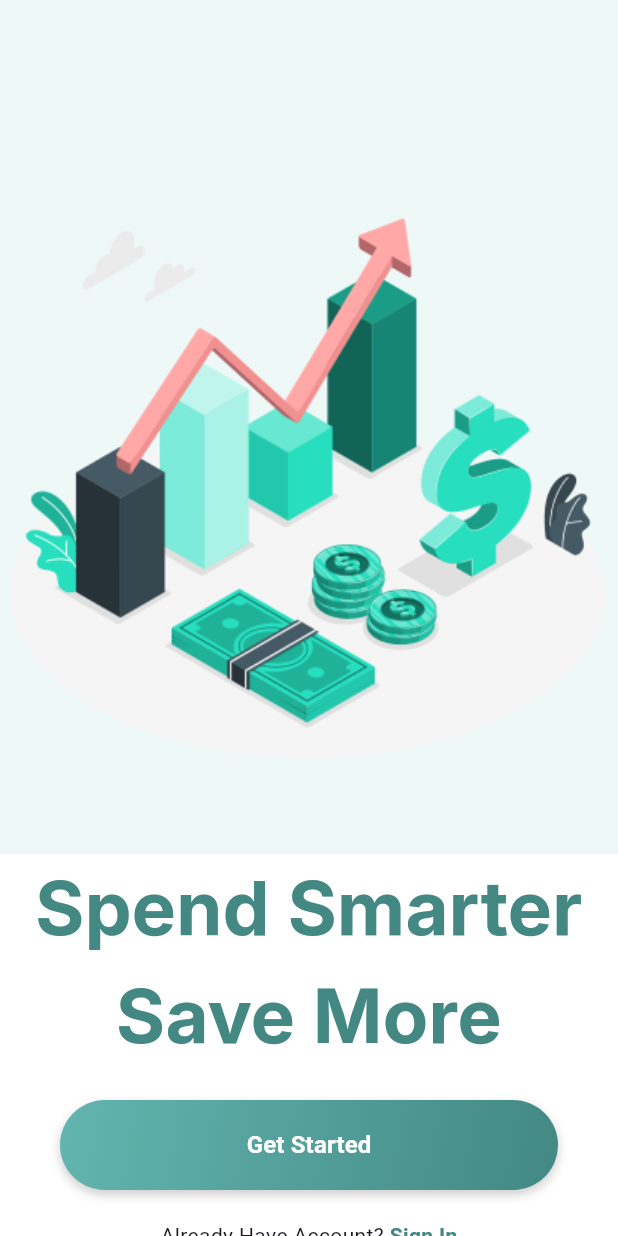
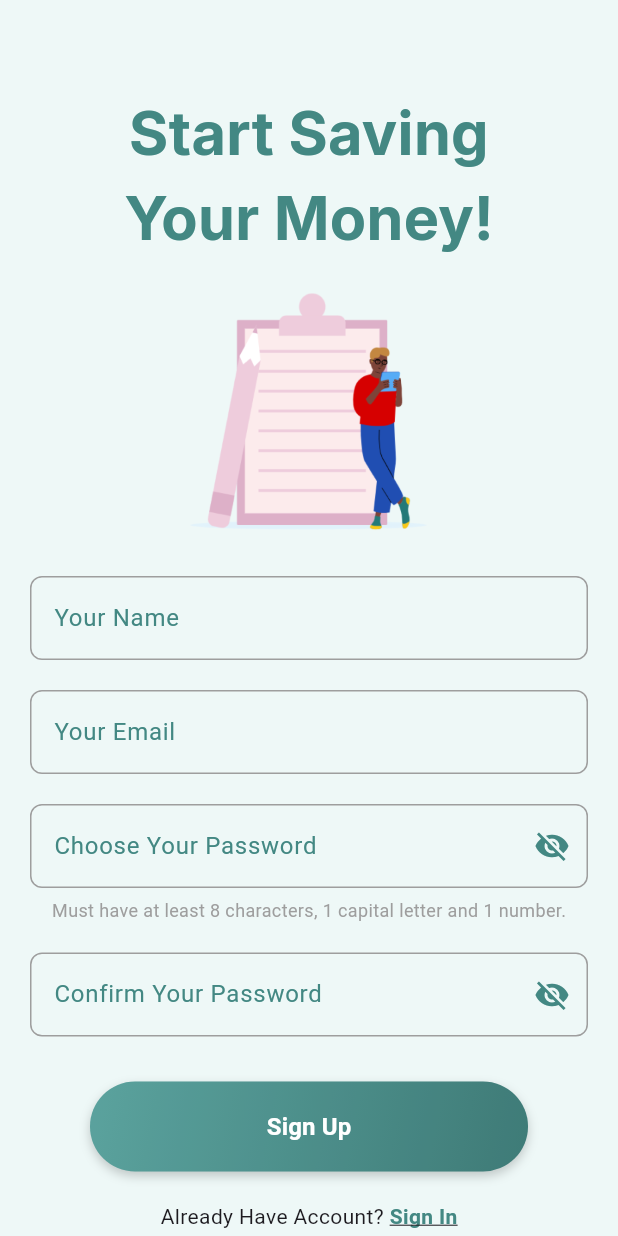
Before and after one commit to VictoriaShirleyUnifei/MyFinances, a Flutter app: the screen it shows after launch, on a phone screen of 412 x 824 dp. Run offline on Flutter 3.47's test engine with Material 3 defaults, Android fonts, the phone set to English and light mode, and no system bars; drawn by our look-alikes of reactive_forms; our stand-ins replace flutter_svg, logger.

Commit message:
feature: Tela de cadastro

```diff
--- a/lib/app.dart
+++ b/lib/app.dart
@@ -1,6 +1,5 @@
 import 'package:flutter/material.dart';
-import 'package:my_finances/features/onboarding/onboarding_page.dart';
-//import 'package:my_finances/features/onboarding/onboarding_page.dart';
+import 'package:my_finances/features/sign_up/sign_up_page.dart';
 
 class App extends StatelessWidget {
   const App({super.key});
@@ -8,7 +7,7 @@ class App extends StatelessWidget {
   @override
   Widget build(BuildContext context) {
     return MaterialApp(
-      home: OnboardingPage()
+      home: SignUpPage()
     );
   }
 }
--- a/lib/common/app_text_styles.dart
+++ b/lib/common/constants/app_text_styles.dart
@@ -4,7 +4,7 @@ class AppTextStyles {
   AppTextStyles._();
 
   static TextStyle bigText = TextStyle(
-    fontSize: 50.0,
+    fontSize: 40.0,
     fontFamily: 'Inter',
     fontWeight: FontWeight.bold, // ou FontWeight.w700
   );
--- /dev/null
+++ b/lib/common/widgets/custom_input.dart
@@ -0,0 +1,71 @@
+import 'package:flutter/material.dart';
+import 'package:reactive_forms/reactive_forms.dart';
+import 'package:my_finances/common/constants/app_colors.dart';
+
+class CustomReactiveTextField extends StatefulWidget {
+  final String formControlName;
+  final String label;
+  final bool obscureText;
+  final TextInputType keyboardType;
+  final Map<String, String Function(Object)>? validationMessages;
+
+  const CustomReactiveTextField({
+    super.key,
+    required this.formControlName,
+    required this.label,
+    this.obscureText = false,
+    this.keyboardType = TextInputType.text,
+    this.validationMessages,
+  });
+
+  @override
+  State<CustomReactiveTextField> createState() => _CustomReactiveTextFieldState();
+}
+
+class _CustomReactiveTextFieldState extends State<CustomReactiveTextField> {
+  late bool _obscureText;
+
+  @override
+  void initState() {
+    super.initState();
+    _obscureText = widget.obscureText;
+  }
+
+  void toggleObscureText() {
+    setState(() {
+      _obscureText = !_obscureText;
+    });
+  }
+
+  @override
+  Widget build(BuildContext context) {
+    return ReactiveTextField<String>(
+      formControlName: widget.formControlName,
+      obscureText: _obscureText,
+      keyboardType: widget.keyboardType,
+      validationMessages: widget.validationMessages,
+      decoration: InputDecoration(
+        labelText: widget.label,
+        labelStyle: const TextStyle(color: AppColors.primary),
+        border: OutlineInputBorder(borderRadius: BorderRadius.circular(8)),
+        enabledBorder: OutlineInputBorder(
+          borderSide: const BorderSide(color: Colors.grey),
+          borderRadius: BorderRadius.circular(8),
+        ),
+        focusedBorder: OutlineInputBorder(
+          borderSide: const BorderSide(color: AppColors.primary, width: 2),
+          borderRadius: BorderRadius.circular(8),
+        ),
+        suffixIcon: widget.obscureText
+            ? IconButton(
+                icon: Icon(
+                  _obscureText ? Icons.visibility_off : Icons.visibility,
+                  color: AppColors.primary,
+                ),
+                onPressed: toggleObscureText,
+              )
+            : null,
+      ),
+    );
+  }
+}
--- /dev/null
+++ b/lib/common/widgets/primary_button.dart
@@ -0,0 +1,48 @@
+import 'package:flutter/material.dart';
+import 'package:my_finances/common/constants/app_colors.dart';
+
+class PrimaryButton extends StatelessWidget {
+  final String text;
+  final VoidCallback? onPressed;
+
+  const PrimaryButton({
+    super.key,
+    required this.text,
+    required this.onPressed,
+  });
+
+  @override
+  Widget build(BuildContext context) {
+    return Container(
+      decoration: BoxDecoration(
+        gradient: AppColors.gradient,
+        borderRadius: BorderRadius.circular(30),
+        boxShadow: [
+          BoxShadow(
+            color: Colors.black.withAlpha(51),
+            blurRadius: 5,
+            offset: const Offset(0, 3),
+          ),
+        ],
+      ),
+      child: ElevatedButton(
+        onPressed: onPressed,
+        style: ElevatedButton.styleFrom(
+          backgroundColor: Colors.transparent,
+          shadowColor: Colors.transparent,
+          shape: RoundedRectangleBorder(
+            borderRadius: BorderRadius.circular(30),
+          ),
+        ),
+        child: Text(
+          text,
+          style: const TextStyle(
+            fontSize: 16,
+            fontWeight: FontWeight.bold,
+            color: Colors.white,
+          ),
+        ),
+      ),
+    );
+  }
+}
--- a/lib/features/onboarding/onboarding_page.dart
+++ b/lib/features/onboarding/onboarding_page.dart
@@ -1,6 +1,7 @@
 import 'package:flutter/material.dart';
-import 'package:my_finances/common/app_colors.dart';
-import 'package:my_finances/common/app_text_styles.dart';
+import 'package:my_finances/common/constants/app_colors.dart';
+import 'package:my_finances/common/constants/app_text_styles.dart';
+import 'package:my_finances/common/widgets/primary_button.dart';
 
 class OnboardingPage extends StatefulWidget {
   const OnboardingPage({super.key});
@@ -21,9 +22,9 @@ class OnboardingPageState extends State<OnboardingPage> {
             flex: 2,
             child: Container(
               color: AppColors.background,
-              child: Image.asset('assets/images/onboarding.png')
-              ),
+              child: Image.asset('assets/images/onboarding.png'),
             ),
+          ),
           Expanded(
             child: Container(
               color: AppColors.card,
@@ -33,50 +34,24 @@ class OnboardingPageState extends State<OnboardingPage> {
                   Text(
                     'Spend Smarter\nSave More',
                     textAlign: TextAlign.center,
-                    style: AppTextStyles.bigText.copyWith(color: AppColors.primary),
+                    style: AppTextStyles.bigText.copyWith(
+                      color: AppColors.primary,
                     ),
+                  ),
                   const SizedBox(height: 20),
                   Padding(
                     padding: const EdgeInsets.symmetric(horizontal: 40.0),
                     child: SizedBox(
                       width: double.infinity,
                       height: 60,
-                      child: Container(
-                        decoration: BoxDecoration(
-                          gradient: AppColors.gradient,
-                          borderRadius: BorderRadius.circular(30),
-                          boxShadow: [
-                            BoxShadow(
-                              color: Colors.black.withAlpha(51), // 0.2 * 255 = 51
-                              blurRadius: 5,
-                              offset: const Offset(0, 3),
-                            ),
-                          ],
-                        ),
-                        child: ElevatedButton(
-                          onPressed: () {
-                            // ação do botão
-                          },
-                          style: ElevatedButton.styleFrom(
-                            backgroundColor: Colors.transparent,
-                            shadowColor: Colors.transparent,
-                            shape: RoundedRectangleBorder(
-                              borderRadius: BorderRadius.circular(30),
-                            ),
-                          ),
-                          child: const Text(
-                            'Get Started',
-                            style: TextStyle(
-                              fontSize: 16,
-                              fontWeight: FontWeight.bold,
-                              color: Colors.white, // ou AppColors.textTitle se for branco
-                            ),
-                          ),
-                        ),
+                      child: PrimaryButton(
+                        text: 'Get Started',
+                        onPressed: () {
+                          // ação do botão
+                        },
                       ),
                     ),
                   ),
-
                   const SizedBox(height: 20),
                   Row(
                     mainAxisAlignment: MainAxisAlignment.center,
--- /dev/null
+++ b/lib/features/sign_up/sign_up_page.dart
@@ -0,0 +1,159 @@
+import 'package:flutter/material.dart';
+import 'package:my_finances/common/widgets/custom_input.dart';
+import 'package:reactive_forms/reactive_forms.dart';
+import 'package:my_finances/common/constants/app_colors.dart';
+import 'package:my_finances/common/constants/app_text_styles.dart';
+import 'package:my_finances/common/widgets/primary_button.dart';
+import 'package:logger/logger.dart';
+
+
+class SignUpPage extends StatelessWidget {
+  SignUpPage({super.key});
+
+  final FormGroup form = FormGroup({
+    'name': FormControl<String>(validators: [Validators.required]),
+    'email': FormControl<String>(
+      validators: [Validators.required, Validators.email],
+    ),
+    'password': FormControl<String>(
+      validators: [
+        Validators.required,
+        Validators.minLength(8),
+        Validators.pattern(r'[A-Z]'),
+        Validators.pattern(r'[0-9]'),
+      ],
+    ),
+    'confirmPassword': FormControl<String>(validators: [Validators.required]),
+  }, validators: [
+    Validators.mustMatch('password', 'confirmPassword')
+  ]);
+
+  final logger = Logger();
+
+  @override
+  Widget build(BuildContext context) {
+    return Scaffold(
+      backgroundColor: AppColors.background,
+      body: ReactiveForm(
+        formGroup: form,
+        child: SingleChildScrollView(
+          padding: const EdgeInsets.symmetric(horizontal: 20, vertical: 60),
+          child: Column(
+            children: [
+              Text(
+                'Start Saving\nYour Money!',
+                textAlign: TextAlign.center,
+                style: AppTextStyles.bigText.copyWith(color: AppColors.primary),
+              ),
+              const SizedBox(height: 20),
+              Image.asset('assets/images/sign_up.png', height: 160),
+              const SizedBox(height: 30),
+
+              // NAME
+              CustomReactiveTextField(
+                formControlName: 'name',
+                label: 'Your Name',
+                validationMessages: {
+                  ValidationMessage.required: (_) => 'Name is required',
+                },
+              ),
+              const SizedBox(height: 20),
+
+              // EMAIL
+              CustomReactiveTextField(
+                formControlName: 'email',
+                label: 'Your Email',
+                validationMessages: {
+                  ValidationMessage.required: (_) => 'Email is required',
+                  ValidationMessage.email: (_) => 'Invalid email',
+                },
+              ),
+              const SizedBox(height: 20),
+
+              // PASSWORD
+              CustomReactiveTextField(
+                formControlName: 'password',
+                label: 'Choose Your Password',
+                obscureText: true,
+                validationMessages: {
+                   ValidationMessage.required: (_) => 'Password is required',
+                  ValidationMessage.minLength: (_) =>
+                      'Min 8 characters required',
+                  ValidationMessage.pattern: (_) =>
+                      'Must include at least 1 capital letter and 1 number',
+                },
+              ),
+
+              const SizedBox(height: 6),
+
+              const Text(
+                'Must have at least 8 characters, 1 capital letter and 1 number.',
+                style: TextStyle(fontSize: 12, color: Colors.grey),
+              ),
+              const SizedBox(height: 20),
+
+              // CONFIRM PASSWORD
+              CustomReactiveTextField(
+                formControlName: 'confirmPassword',
+                obscureText: true,
+                label: 'Confirm Your Password',
+                validationMessages: {
+                  ValidationMessage.required: (_) => 'Confirm your password',
+                  ValidationMessage.mustMatch: (_) => 'Passwords do not match',
+                },
+              ),
+              const SizedBox(height: 30),
+
+              // SIGN UP BUTTON
+              Padding(
+                padding: const EdgeInsets.symmetric(horizontal: 40.0),
+                child: SizedBox(
+                  width: double.infinity,
+                  height: 60,
+                  child: ReactiveFormConsumer(
+                    builder: (context, form, child) {
+                      return PrimaryButton(
+                        text: 'Sign Up',
+                        onPressed: form.valid
+                          ? () {
+                              final value = form.value;
+                              logger.i('Form Values: $value'); // Em vez de print
+                            }
+                          : null,
+                      );
+                    },
+                  ),
+                ),
+              ),
+              const SizedBox(height: 20),
+
+              // LOGIN LINK
+              Row(
+                mainAxisAlignment: MainAxisAlignment.center,
+                children: [
+                  const Text("Already Have Account? "),
+                  MouseRegion(
+                    cursor: SystemMouseCursors.click,
+                    child: GestureDetector(
+                      onTap: () {
+                        // ação para login
+                      },
+                      child: Text(
+                        "Sign In",
+                        style: TextStyle(
+                          fontWeight: FontWeight.bold,
+                          color: AppColors.primary,
+                          decoration: TextDecoration.underline,
+                        ),
+                      ),
+                    ),
+                  ),
+                ],
+              )
+            ],
+          ),
+        ),
+      ),
+    );
+  }
+}
--- a/lib/features/splash/splash_page.dart
+++ b/lib/features/splash/splash_page.dart
@@ -1,7 +1,7 @@
 import 'package:flutter/material.dart';
 import 'package:flutter_svg/svg.dart';
-import 'package:my_finances/common/app_colors.dart';
-import 'package:my_finances/common/app_text_styles.dart';
+import 'package:my_finances/common/constants/app_colors.dart';
+import 'package:my_finances/common/constants/app_text_styles.dart';
 
 class SplashPage extends StatefulWidget {
   const SplashPage({super.key});
--- a/pubspec.yaml
+++ b/pubspec.yaml
@@ -30,6 +30,8 @@ environment:
 dependencies:
   flutter:
     sdk: flutter
+  reactive_forms: ^14.1.1
+  logger: ^2.0.2
 
   # The following adds the Cupertino Icons font to your application.
   # Use with the CupertinoIcons class for iOS style icons.
```
Also changed, not shown: assets/images/sign_up.png (added), lib/common/constants/app_colors.dart (renamed from lib/common/app_colors.dart), pubspec.lock.
